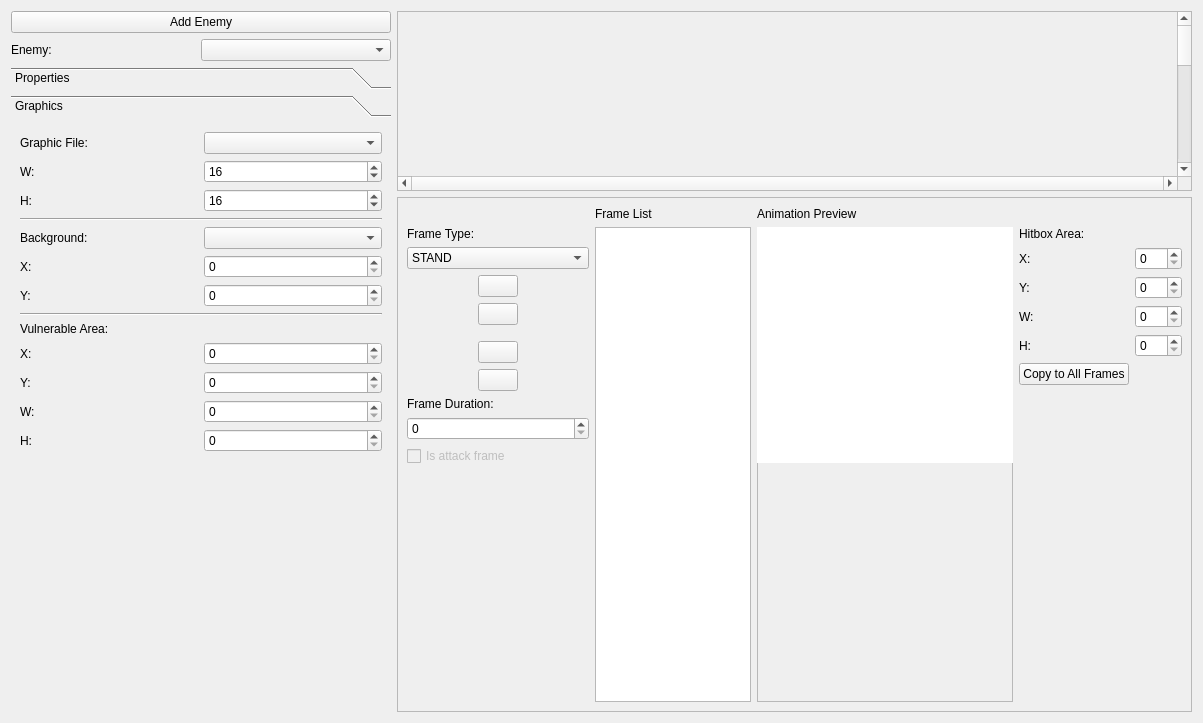
First picture: the form in editor/mainwindow_tab/npc_edit.ui, repository protoman/rockbot, before the edit.
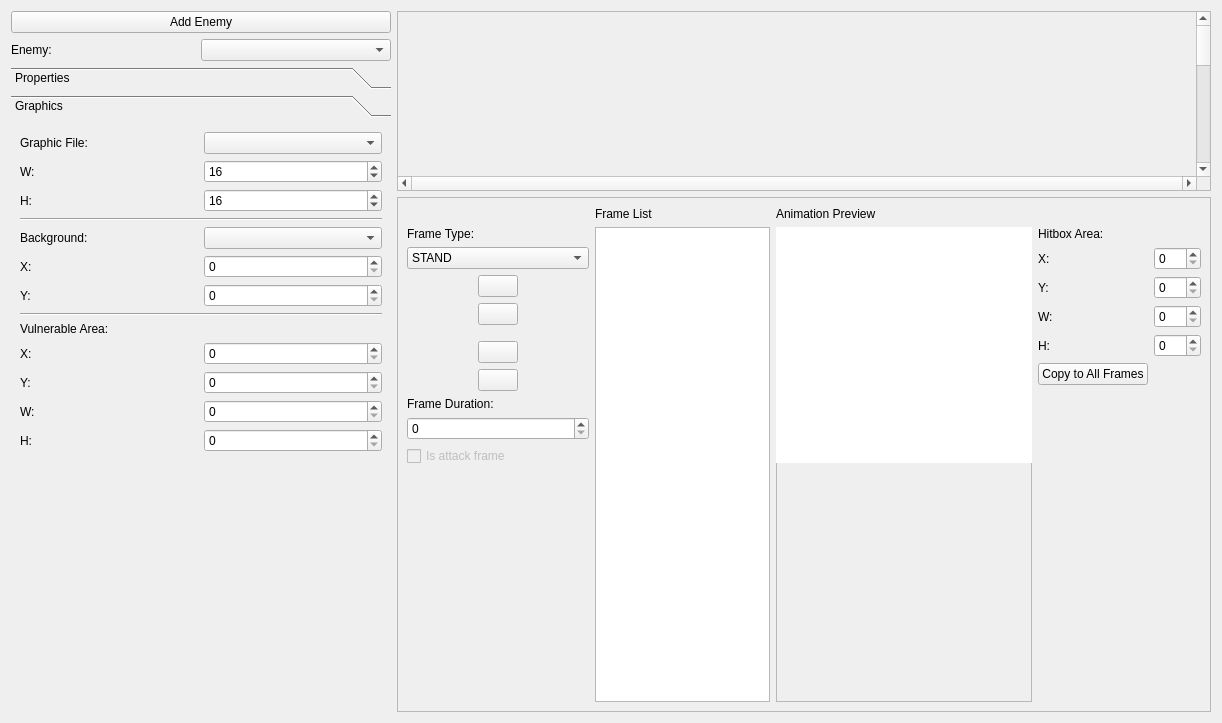
Second picture: the form after the edit. The open tabs and pages were chosen to show the change. Icons and pictures are not drawn. Custom widgets are drawn as their Qt base class.

```diff
--- a/editor/mainwindow_tab/npc_edit.ui
+++ b/editor/mainwindow_tab/npc_edit.ui
@@ -6,7 +6,7 @@
    <rect>
     <x>0</x>
     <y>0</y>
-    <width>1203</width>
+    <width>1222</width>
     <height>723</height>
    </rect>
   </property>
```
Left out of the diff: 8 changed lines with no effect on the pictures.
